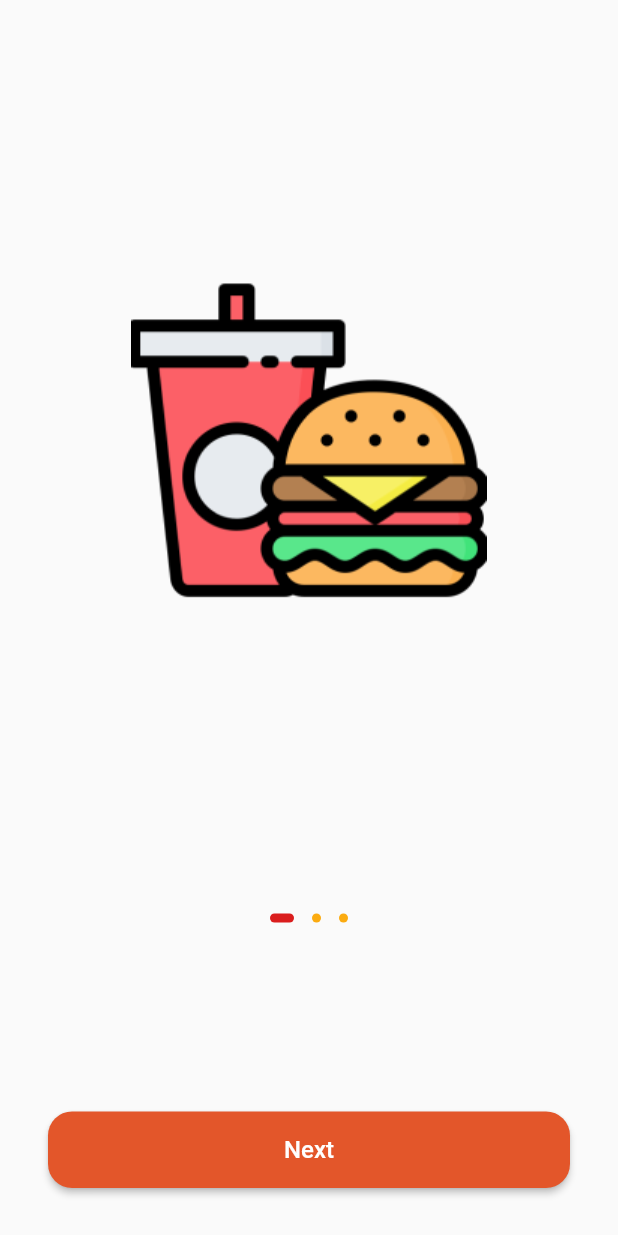
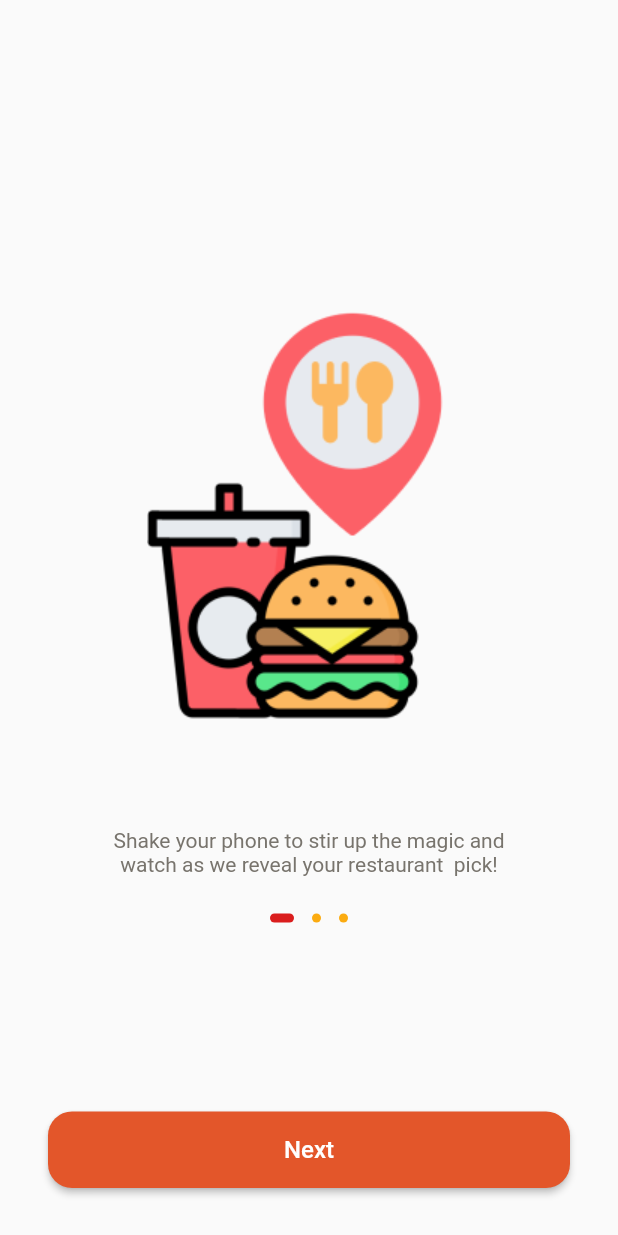
Before and after one commit to eajane28/shake_eat, a Flutter app: the screen it shows after launch, on a phone screen of 412 x 824 dp. Run offline on Flutter 3.47's test engine with Material 2 defaults, Android fonts, the phone set to English and light mode, and no system bars; our stand-ins replace flutter_svg, fluttertoast, freezed_annotation, share, shared_preferences, stacked and 2 more.

Commit message:
onboarding page done

```diff
--- a/lib/main.dart
+++ b/lib/main.dart
@@ -7,7 +7,6 @@ import 'package:food_frenzy/app/app.dialogs.dart';
 import 'package:food_frenzy/app/app.locator.dart';
 import 'package:food_frenzy/app/app.router.dart';
 import 'package:stacked_services/stacked_services.dart';
-import 'persistent_data.dart';
 
 // Entry point for the Flutter application
 Future<void> main() async {
@@ -17,7 +16,6 @@ Future<void> main() async {
   // Initialize the service locator (dependency injection)
   await setupLocator();
 
-  PersistentData.geData();
   // Setup the UI for dialogs
   setupDialogUi();
 
--- a/lib/ui/views/onboarding/onboarding_viewmodel.dart
+++ b/lib/ui/views/onboarding/onboarding_viewmodel.dart
@@ -11,9 +11,9 @@ class OnboardingViewModel extends BaseViewModel {
   final _navigationService = locator<NavigationService>();
 
   final onBoardingList= [
-    const OnboardingData(imagePage: 'assets/onboarding1.png', title: '', message: ''),
-    const OnboardingData(imagePage: 'assets/onboarding2.png', title: '', message: ''),
-    const OnboardingData(imagePage: 'assets/onboarding3.png', title: '', message: ''),
+    const OnboardingData(imagePage: 'assets/onboarding1.png', title: '', message: 'Shake your phone to stir up the magic and watch as we reveal your restaurant  pick!'),
+    const OnboardingData(imagePage: 'assets/onboarding2.png', title: '', message: 'Check out the mouth watering menu and grab exclusive vouchers!'),
+    const OnboardingData(imagePage: 'assets/onboarding3.png', title: '', message: 'Find the location to generate your QR code to your exciting vouchers!'),
   ];
   int selectedPosition = 0;
 
--- a/lib/ui/views/widgets/individual_onboarding.dart
+++ b/lib/ui/views/widgets/individual_onboarding.dart
@@ -7,10 +7,35 @@ class IndividualOnboarding extends StatelessWidget {
 
   @override
   Widget build(BuildContext context) {
-    return Center(
-      child: Image.asset(
-        data.imagePage, // TODO: Add image path here
-        fit: BoxFit.cover,),
+    return Column(
+      mainAxisAlignment: MainAxisAlignment.center,
+      children: [
+        const SizedBox(
+          height: 200,
+        ),
+        Center(
+          child: Image.asset(
+            data.imagePage,
+            height: 300,
+            width: 300,
+            // fit: BoxFit.cover,
+          ),
+        ),
+        Container(
+          margin: const EdgeInsets.only(right: 25.0, left: 25.0, top: 50.0),
+          child: Padding(
+            padding: const EdgeInsets.fromLTRB(40.0, 0.0, 40.0, 0.0),
+            child: Text(
+              data.message,
+              textAlign: TextAlign.center,
+              style: const TextStyle(
+                color: Color(0xFF78746D),
+                fontSize: 14,
+              ),
+            ),
+          ),
+        ),
+      ],
     );
   }
 }
```
Also changed, not shown: lib/persistent_data.dart (deleted, +0 -28 lines), lib/ui/views/interactive/interactive_view.dart (+8 -2 lines), lib/ui/views/startup/startup_viewmodel.dart (+12 -8 lines), assets/onboarding1.png.
